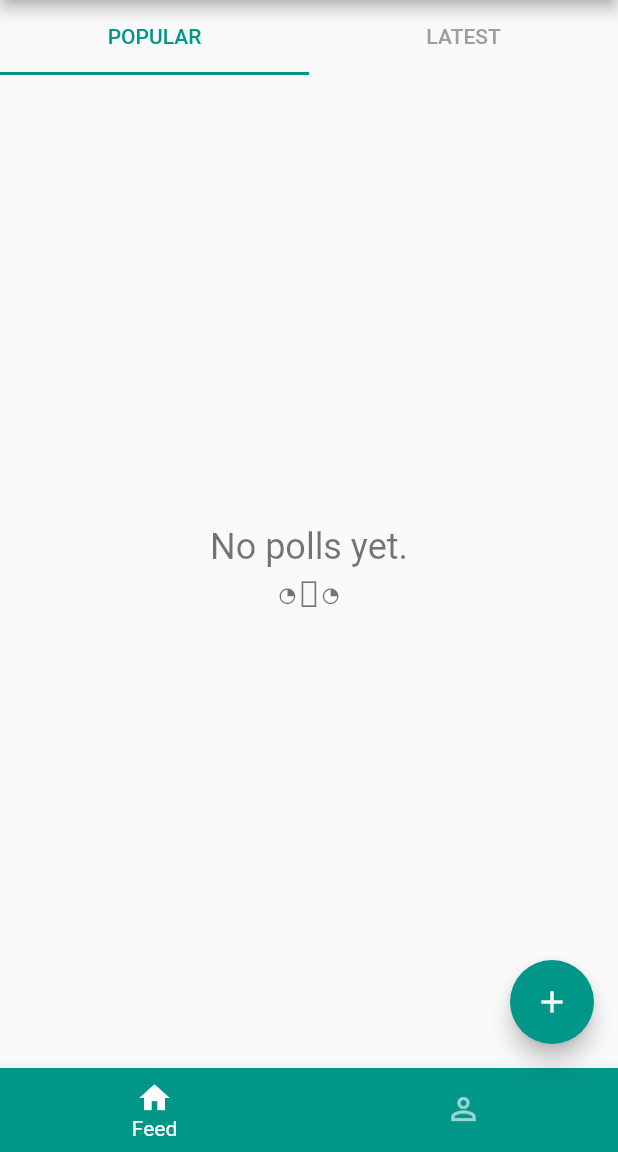
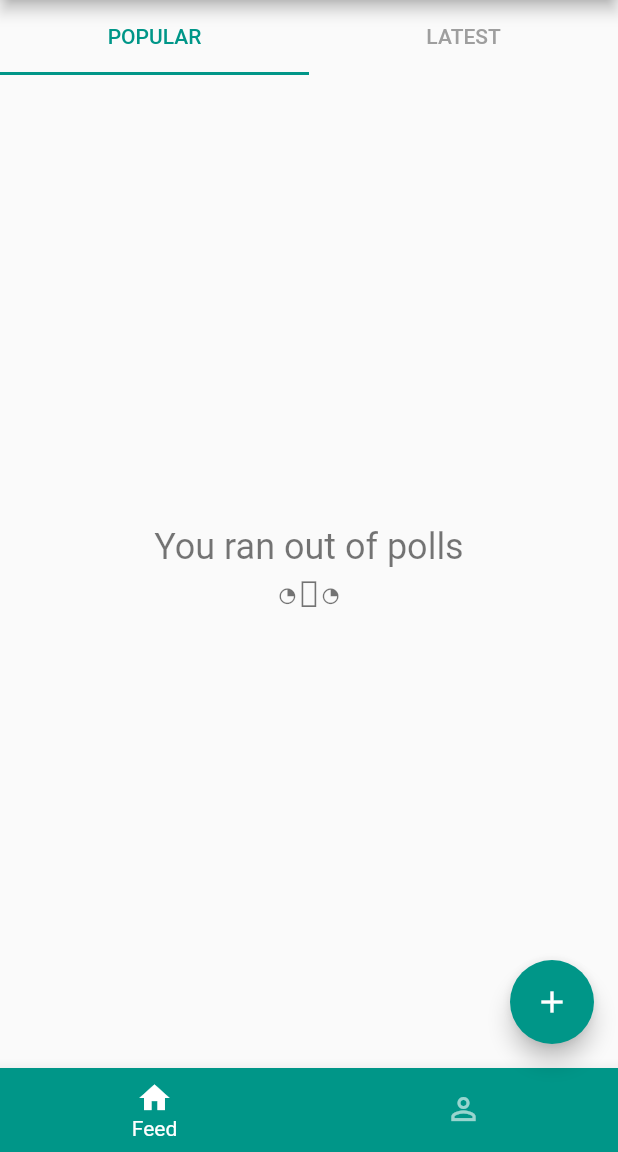
Before and after one commit to albertms10/stay_home_polls_app, a Flutter app: the screen it shows once a user with an empty profile is signed in, on a phone screen of 412 x 824 dp, the part 84-1236 px from its top. Run offline on Flutter 3.47's test engine with Material 2 defaults, Android fonts, the phone set to English and light mode, and no system bars; our stand-ins replace cloud_firestore, firebase_auth; accounts and stored records are empty.

Commit message:
Refactored NoPolls empty message
Co-authored-by: veralegret <veralegret@gmail.com>

```diff
--- a/lib/pages/feed_content.dart
+++ b/lib/pages/feed_content.dart
@@ -20,6 +20,7 @@ class FeedContent extends StatelessWidget {
                 orElse: () {});
             return userPoll == null ? true : false;
           }).toList(),
+          emptyMessage: 'You ran out of polls',
         ),
         PollsContainer(
           streamPollsList: latestPollListSnapshots(),
@@ -29,6 +30,7 @@ class FeedContent extends StatelessWidget {
                 orElse: () {});
             return userPoll == null ? true : false;
           }).toList(),
+          emptyMessage: 'You ran out of polls',
         ),
       ],
     );
--- a/lib/widgets/polls_container.dart
+++ b/lib/widgets/polls_container.dart
@@ -7,8 +7,10 @@ import 'package:stay_home_polls_app/widgets/polls_list.dart';
 class PollsContainer extends StatelessWidget {
   final Stream<List<Poll>> streamPollsList;
   final Function filterCallback;
+  final String emptyMessage;
 
-  PollsContainer({this.streamPollsList, this.filterCallback});
+  PollsContainer(
+      {this.streamPollsList, this.filterCallback, this.emptyMessage});
 
   StreamBuilder _streamBuilder(stream, Function callback) {
     return StreamBuilder(
@@ -39,9 +41,10 @@ class PollsContainer extends StatelessWidget {
     return _streamBuilder(streamPollsList, (List<Poll> polls) {
       return _streamBuilder(user.pollsSnapshots(), (List<Poll> userPolls) {
         return PollsList(
-            polls: filterCallback != null
-                ? filterCallback(polls, userPolls)
-                : polls);
+          polls:
+              filterCallback != null ? filterCallback(polls, userPolls) : polls,
+          emptyMessage: emptyMessage,
+        );
       });
     });
   }
--- a/lib/widgets/polls_list.dart
+++ b/lib/widgets/polls_list.dart
@@ -1,5 +1,4 @@
 import 'dart:math';
-
 import 'package:flutter/material.dart';
 import 'package:provider/provider.dart';
 import 'package:stay_home_polls_app/model/poll.dart';
@@ -8,8 +7,9 @@ import 'package:stay_home_polls_app/widgets/poll_tile.dart';
 
 class PollsList extends StatelessWidget {
   final List<Poll> polls;
+  final String emptyMessage;
 
-  PollsList({this.polls});
+  PollsList({this.polls, this.emptyMessage});
 
   @override
   Widget build(BuildContext context) {
@@ -33,11 +33,15 @@ class PollsList extends StatelessWidget {
                 },
               );
             })
-        : NoPolls();
+        : NoPolls(text: emptyMessage);
   }
 }
 
 class NoPolls extends StatelessWidget {
+  final String text;
+
+  NoPolls({this.text = 'No polls yet'});
+
   @override
   Widget build(BuildContext context) {
     final _random = Random();
@@ -53,7 +57,7 @@ class NoPolls extends StatelessWidget {
 
     return Center(
       child: Text(
-        'No polls yet.\n${emojis[_random.nextInt(emojis.length)]}',
+        '$text\n${emojis[_random.nextInt(emojis.length)]}',
         style: Theme.of(context).textTheme.headline4.copyWith(fontSize: 24),
         textAlign: TextAlign.center,
       ),
```
